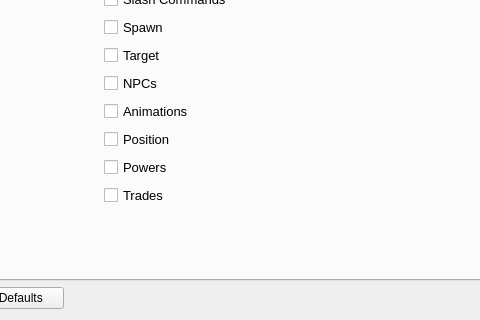
Above: Projects/CoX/Utilities/SEGSAdmin/SettingsDialog.ui from Segs/Segs before the change; both pictures show x 195 to 675 and y 142 to 462 of the 870 by 462 pixel window. Below: the same form after it.
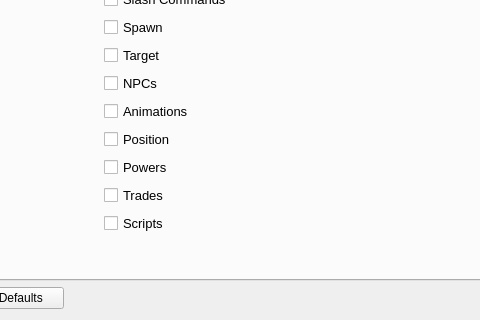
That is the form after the change. Icons and pictures are not drawn.

Commit message: Added faceEntity, faceLocation, addNpc and printDebug to Lua Added qCDebug(logScripts) Added logScript checkbox to Admin UI

```diff
--- a/Projects/CoX/Utilities/SEGSAdmin/SettingsDialog.ui
+++ b/Projects/CoX/Utilities/SEGSAdmin/SettingsDialog.ui
@@ -1112,6 +1112,20 @@
          </property>
         </widget>
        </item>
+       <item row="11" column="1">
+        <widget class="QCheckBox" name="log_scripts">
+         <property name="font">
+          <font>
+           <pointsize>10</pointsize>
+           <weight>50</weight>
+           <bold>false</bold>
+          </font>
+         </property>
+         <property name="text">
+          <string>Scripts</string>
+         </property>
+        </widget>
+       </item>
       </layout>
      </widget>
     </widget>
```
The commit also changes 8 other files.
